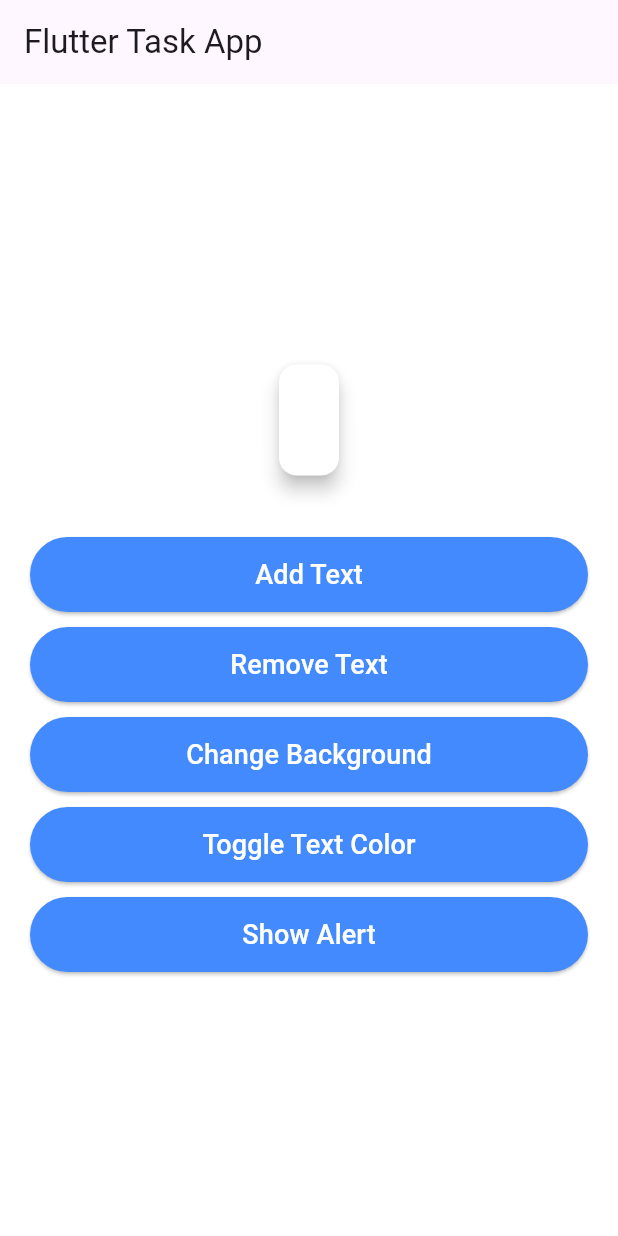
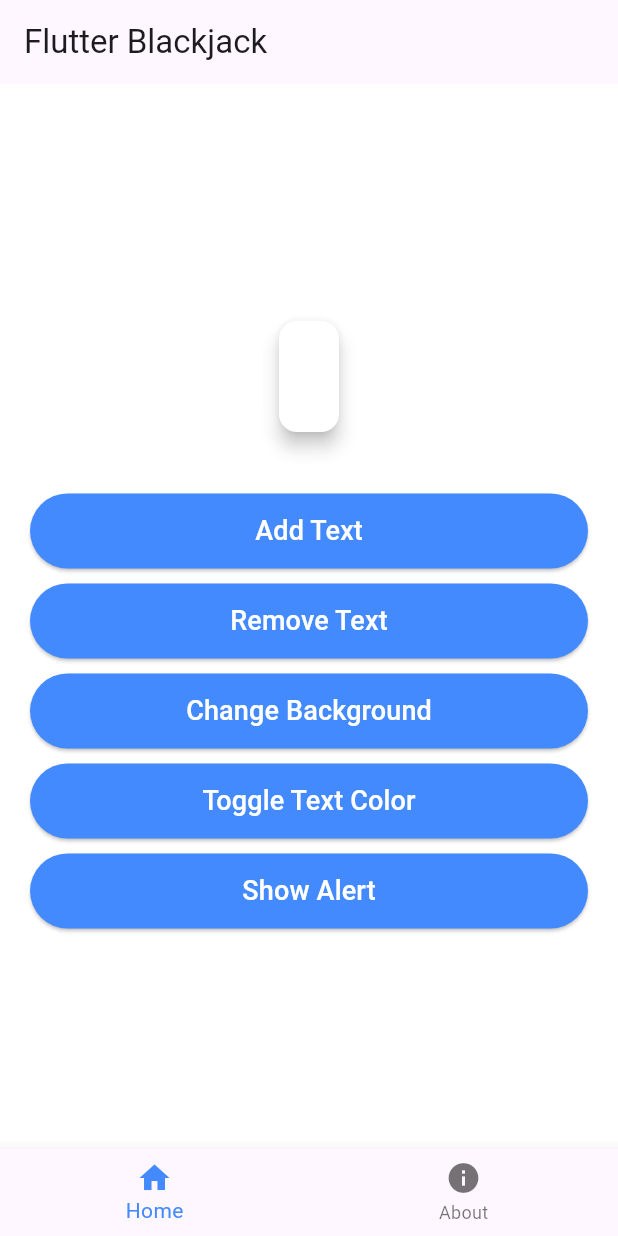
Before and after one commit to RamBamB00/cross, a Flutter app: the screen it shows after launch, on a phone screen of 412 x 824 dp. Run offline on Flutter 3.47's test engine with Material 3 defaults, Android fonts, the light colour scheme and no system bars.

Commit message:
second commit with about page

```diff
--- a/lib/main.dart
+++ b/lib/main.dart
@@ -10,9 +10,47 @@ class MyApp extends StatelessWidget {
   @override
   Widget build(BuildContext context) {
     return MaterialApp(
-      title: 'Flutter Demo',
+      title: 'Flutter Blackjack',
       theme: ThemeData(primarySwatch: Colors.blue),
-      home: const HomeScreen(),
+      home: const MainScreen(),
+    );
+  }
+}
+
+class MainScreen extends StatefulWidget {
+  const MainScreen({super.key});
+
+  @override
+  State<MainScreen> createState() => _MainScreenState();
+}
+
+class _MainScreenState extends State<MainScreen> {
+  int _selectedIndex = 0;
+
+  static final List<Widget> _pages = [
+    const HomeScreen(),
+    const AboutPage(),
+  ];
+
+  void _onItemTapped(int index) {
+    setState(() {
+      _selectedIndex = index;
+    });
+  }
+
+  @override
+  Widget build(BuildContext context) {
+    return Scaffold(
+      body: _pages[_selectedIndex],
+      bottomNavigationBar: BottomNavigationBar(
+        items: const [
+          BottomNavigationBarItem(icon: Icon(Icons.home), label: 'Home'),
+          BottomNavigationBarItem(icon: Icon(Icons.info), label: 'About'),
+        ],
+        currentIndex: _selectedIndex,
+        selectedItemColor: Colors.blueAccent,
+        onTap: _onItemTapped,
+      ),
     );
   }
 }
@@ -29,21 +67,18 @@ class _HomeScreenState extends State<HomeScreen> {
   Color _backgroundColor = Colors.white;
   Color _textColor = Colors.black;
 
-  // Add Text
   void _addText() {
     setState(() {
       _displayText = 'Hello, Flutter!';
     });
   }
 
-  // Remove Text
   void _removeText() {
     setState(() {
       _displayText = '';
     });
   }
 
-  // Change Background Color
   void _changeBackgroundColor() {
     setState(() {
       _backgroundColor = _backgroundColor == Colors.white
@@ -52,14 +87,12 @@ class _HomeScreenState extends State<HomeScreen> {
     });
   }
 
-  // Toggle Text Color
   void _toggleTextColor() {
     setState(() {
       _textColor = _textColor == Colors.black ? Colors.red : Colors.black;
     });
   }
 
-  // Show Alert Dialog
   void _showAlertDialog() {
     showDialog(
       context: context,
@@ -81,7 +114,7 @@ class _HomeScreenState extends State<HomeScreen> {
   @override
   Widget build(BuildContext context) {
     return Scaffold(
-      appBar: AppBar(title: const Text('Flutter Task App')),
+      appBar: AppBar(title: const Text('Flutter Blackjack')),
       backgroundColor: _backgroundColor,
       body: Center(
         child: Column(
@@ -101,7 +134,6 @@ class _HomeScreenState extends State<HomeScreen> {
             ),
             const SizedBox(height: 20),
 
-            // Buttons
             _buildButton('Add Text', _addText),
             _buildButton('Remove Text', _removeText),
             _buildButton('Change Background', _changeBackgroundColor),
@@ -113,7 +145,6 @@ class _HomeScreenState extends State<HomeScreen> {
     );
   }
 
-  // Custom button for cleaner UI
   Widget _buildButton(String text, VoidCallback onPressed) {
     return Padding(
       padding: const EdgeInsets.symmetric(vertical: 5, horizontal: 20),
@@ -129,3 +160,63 @@ class _HomeScreenState extends State<HomeScreen> {
     );
   }
 }
+
+// About Page
+class AboutPage extends StatelessWidget {
+  const AboutPage({super.key});
+
+  @override
+  Widget build(BuildContext context) {
+    return Scaffold(
+      appBar: AppBar(title: const Text('About the Game')),
+      body: Padding(
+        padding: const EdgeInsets.all(20),
+        child: Column(
+          crossAxisAlignment: CrossAxisAlignment.start,
+          children: [
+            const Text(
+              '🎲 Flutter Blackjack Game 🎲',
+              style: TextStyle(fontSize: 26, fontWeight: FontWeight.bold, color: Colors.blueAccent),
+            ),
+            const SizedBox(height: 10),
+            const Text(
+              'This is a simple Flutter-based Blackjack game where players can enjoy the classic card game experience. '
+              'The game follows standard Blackjack rules without any betting, providing a risk-free and fun way to play.\n\n'
+              'The objective is to get as close to a total of 21 as possible without exceeding it. '
+              'Players can compete against the dealer, and the game offers an interactive and user-friendly interface for all ages.',
+              style: TextStyle(fontSize: 18),
+            ),
+            const SizedBox(height: 20),
+            const Text(
+              '👨‍💻 Developers:',
+              style: TextStyle(fontSize: 22, fontWeight: FontWeight.bold),
+            ),
+            const SizedBox(height: 5),
+            const Text(
+              '• Daniil Naumenko\n'
+              '• Ramazan Abytaiev\n\n'
+              ,
+              style: TextStyle(fontSize: 18),
+            ),
+            const SizedBox(height: 20),
+            const Text(
+              '📌 Mentor:',
+              style: TextStyle(fontSize: 22, fontWeight: FontWeight.bold),
+            ),
+            const Text(
+              'Assistant Professor Abzal Kyzyrkanov',
+              style: TextStyle(fontSize: 18),
+            ),
+            const SizedBox(height: 30),
+            Center(
+              child: Text(
+                '🎮 Enjoy your game! 🎮',
+                style: TextStyle(fontSize: 20, fontWeight: FontWeight.bold, color: Colors.green),
+              ),
+            ),
+          ],
+        ),
+      ),
+    );
+  }
+}
```
